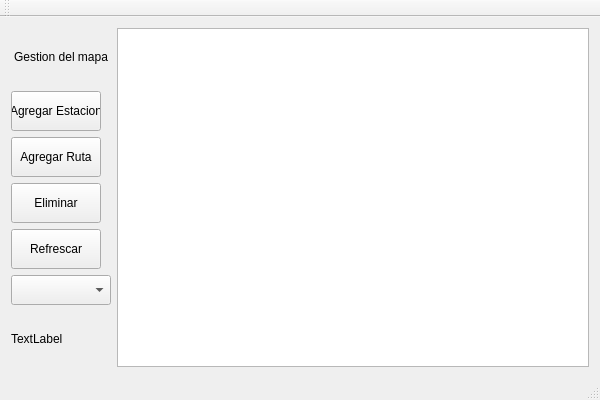
This is Rutas/main/MapView.ui in AndresMora04/Rutas as Qt 5 draws it before an edit. The edited form follows.
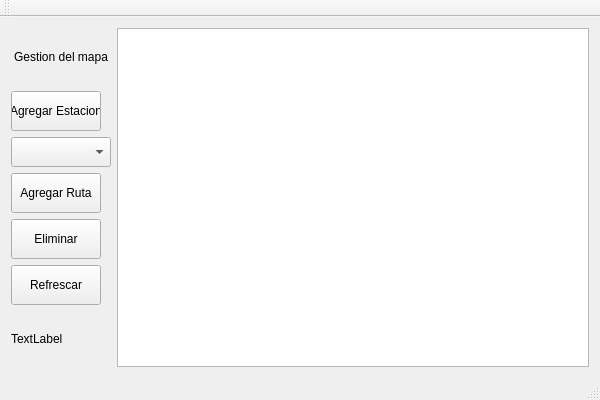
This is the edited form.

Commit message: Implement different routes

Diff of the .ui file:
```diff
--- a/Rutas/main/MapView.ui
+++ b/Rutas/main/MapView.ui
@@ -50,46 +50,7 @@
        </widget>
       </item>
       <item>
-       <widget class="QPushButton" name="btnAddRoute">
-        <property name="maximumSize">
-         <size>
-          <width>90</width>
-          <height>40</height>
-         </size>
-        </property>
-        <property name="text">
-         <string>Agregar Ruta</string>
-        </property>
-       </widget>
-      </item>
-      <item>
-       <widget class="QPushButton" name="btnDelete">
-        <property name="maximumSize">
-         <size>
-          <width>90</width>
-          <height>40</height>
-         </size>
-        </property>
-        <property name="text">
-         <string>Eliminar</string>
-        </property>
-       </widget>
-      </item>
-      <item>
-       <widget class="QPushButton" name="btnRefresh">
-        <property name="maximumSize">
-         <size>
-          <width>90</width>
-          <height>40</height>
-         </size>
-        </property>
-        <property name="text">
-         <string>Refrescar</string>
-        </property>
-       </widget>
-      </item>
-      <item>
-       <widget class="QComboBox" name="cBoxRoutes">
+       <widget class="QComboBox" name="cBoxType">
         <property name="sizePolicy">
          <sizepolicy hsizetype="Expanding" vsizetype="Expanding">
           <horstretch>0</horstretch>
@@ -101,6 +62,48 @@
           <width>100</width>
           <height>30</height>
          </size>
+        </property>
+        <property name="placeholderText">
+         <string>Elegi el tipo:</string>
+        </property>
+       </widget>
+      </item>
+      <item>
+       <widget class="QPushButton" name="btnAddRoute">
+        <property name="maximumSize">
+         <size>
+          <width>90</width>
+          <height>40</height>
+         </size>
+        </property>
+        <property name="text">
+         <string>Agregar Ruta</string>
+        </property>
+       </widget>
+      </item>
+      <item>
+       <widget class="QPushButton" name="btnDelete">
+        <property name="maximumSize">
+         <size>
+          <width>90</width>
+          <height>40</height>
+         </size>
+        </property>
+        <property name="text">
+         <string>Eliminar</string>
+        </property>
+       </widget>
+      </item>
+      <item>
+       <widget class="QPushButton" name="btnRefresh">
+        <property name="maximumSize">
+         <size>
+          <width>90</width>
+          <height>40</height>
+         </size>
+        </property>
+        <property name="text">
+         <string>Refrescar</string>
         </property>
        </widget>
       </item>
```
The commit also changes 15 other files.
